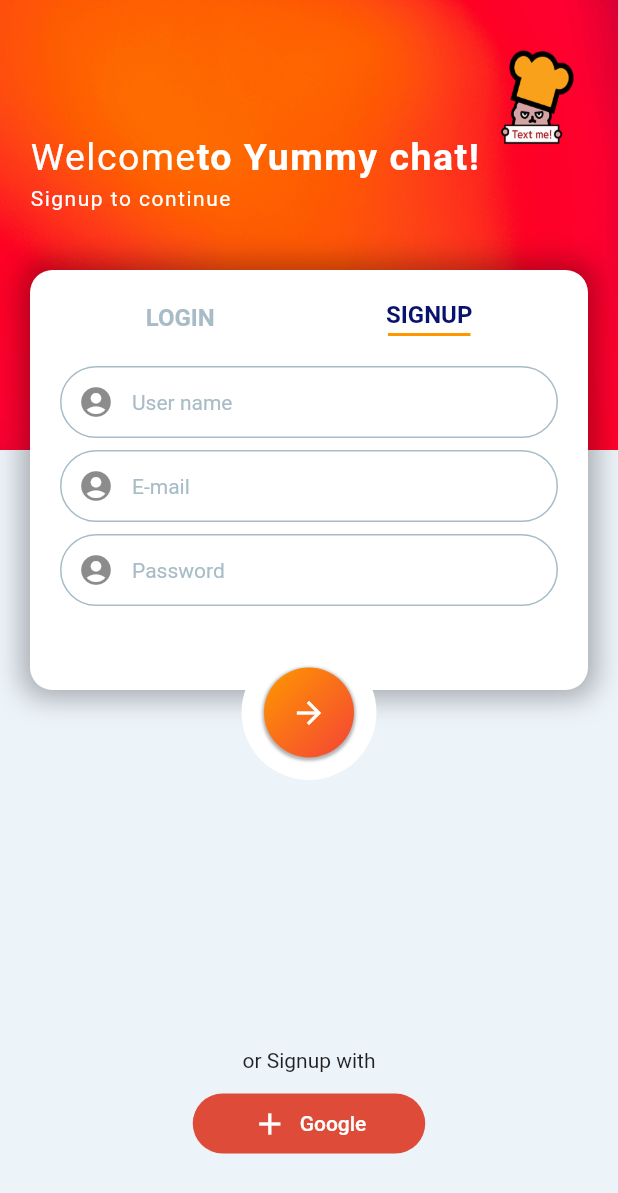
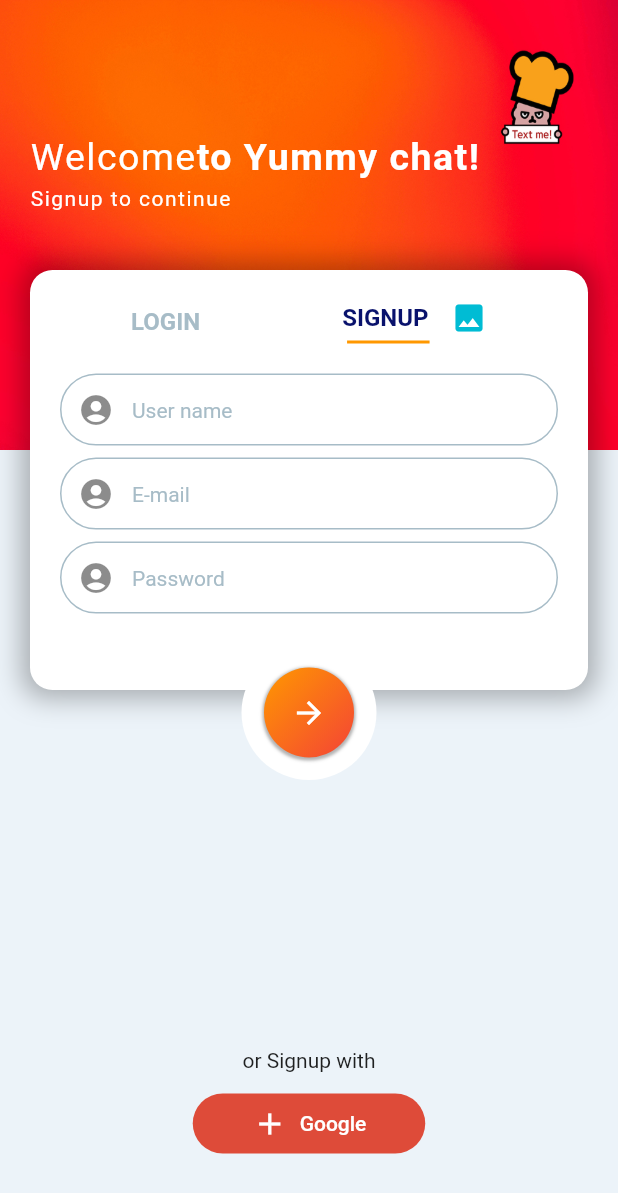
Before and after one commit to kwonjs1996/flutter-chatting, a Flutter app: the screen it shows after launch, on a phone screen of 412 x 824 dp. Shown: the top 1193 px of the screen. Run offline on Flutter 3.47's test engine with Material 2 defaults, Android fonts, the phone set to English and light mode, and no system bars; drawn by our look-alikes of modal_progress_hud_nsn; our stand-ins replace cloud_firestore, firebase_auth, firebase_core, flutter_chat_bubble; accounts and stored records are empty.

Commit message:
Image 추가를 위한 dialog 팝업 창 만들기

```diff
--- a/lib/screens/main_screen.dart
+++ b/lib/screens/main_screen.dart
@@ -1,3 +1,4 @@
+import 'package:chatting/add_image/add_image.dart';
 import 'package:chatting/config/palette.dart';
 import 'package:chatting/screens/chat_screen.dart';
 import 'package:flutter/material.dart';
@@ -26,6 +27,15 @@ class _LoginSignupScreenState extends State<LoginSignupScreen> {
     if (isValid) {
       _formKey.currentState!.save();
     }
+  }
+
+  void showAlert(BuildContext context) {
+    showDialog(
+      context: context,
+      builder: (context) {
+        return Dialog(backgroundColor: Colors.white, child: AddImage());
+      },
+    );
   }
 
   @override
@@ -163,6 +173,8 @@ class _LoginSignupScreenState extends State<LoginSignupScreen> {
                               },
                               child: Column(
                                 children: [
+                                  Row(
+                                    children: [
                                       Text(
                                         'SIGNUP',
                                         style: TextStyle(
@@ -173,9 +185,25 @@ class _LoginSignupScreenState extends State<LoginSignupScreen> {
                                               : Palette.textColor1,
                                         ),
                                       ),
+                                      SizedBox(
+                                        width: 15,
+                                      ),
+                                      GestureDetector(
+                                        onTap: () {
+                                          showAlert(context);
+                                        },
+                                        child: Icon(
+                                          Icons.image,
+                                          color: isSignupScreen
+                                              ? Colors.cyan
+                                              : Colors.grey,
+                                        ),
+                                      )
+                                    ],
+                                  ),
                                   if (isSignupScreen)
                                     Container(
-                                      margin: EdgeInsets.only(top: 3),
+                                      margin: EdgeInsets.fromLTRB(0, 3, 35, 0),
                                       height: 2,
                                       width: 55,
                                       color: Colors.orange,
```
Also changed, not shown: lib/add_image/add_image.dart (added, +45 -0 lines). Lines whose indentation alone changed are shown as unchanged.
